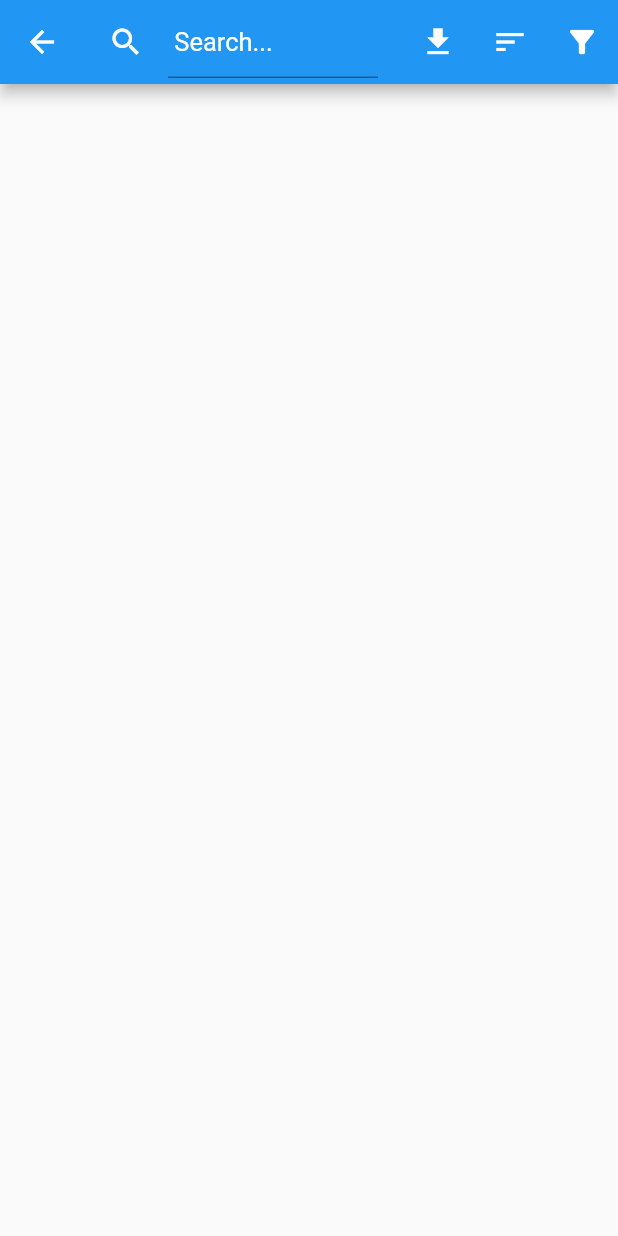
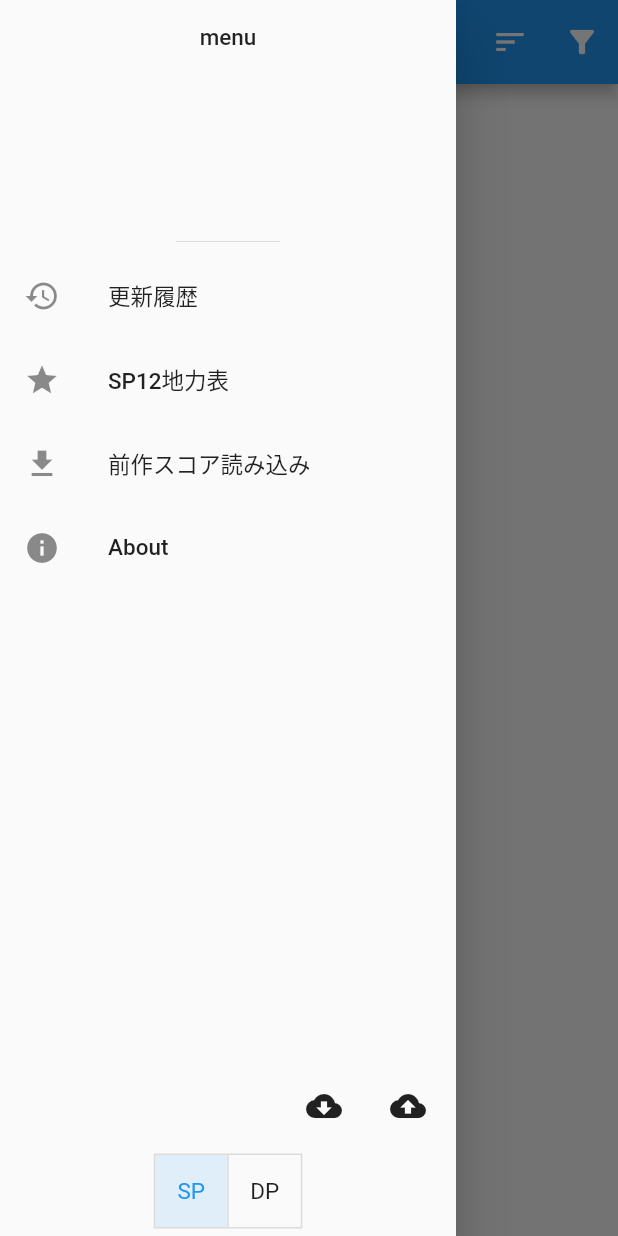
Before and after one commit to kmkmtrtr/derasika2, a Flutter app: the screen it shows after launch, with the side drawer open (before the commit the screen has no drawer), on a phone screen of 412 x 824 dp. Run offline on Flutter 3.47's test engine with Material 2 defaults, Android fonts, the phone set to English and light mode, and no system bars; our stand-ins replace auto_route, file_picker, flutter_hooks, freezed_annotation, hooks_riverpod, share_plus and 2 more; accounts and stored records are empty; network calls fail.

Commit message:
add drawer

```diff
--- /dev/null
+++ b/lib/data/model/play_mode.dart
@@ -0,0 +1 @@
+enum PlayMode { sp, dp }
--- a/lib/data/repository/score_repository.dart
+++ b/lib/data/repository/score_repository.dart
@@ -1,4 +1,5 @@
 import 'package:derasika2/data/db/score_data_source.dart';
+import 'package:derasika2/data/model/play_mode.dart';
 import 'package:derasika2/data/model/score_data.dart';
 import 'package:hooks_riverpod/hooks_riverpod.dart';
 
@@ -12,8 +13,8 @@ class ScoreRepository {
       _reader(scoreDataSourceProvider);
 
   Future<List<ScoreData>> getVersionScores(int version, String? where,
-      List<Object?>? whereArgs, String orderBy) async {
+      List<Object?>? whereArgs, String orderBy, PlayMode playMode) async {
     return await _scoreDataSource.fetchVersionScores(
-        version, where, whereArgs, orderBy);
+        version, where, whereArgs, orderBy, playMode);
   }
 }
--- /dev/null
+++ b/lib/ui/pages/home/home_drawer.dart
@@ -0,0 +1,126 @@
+import 'dart:io';
+import 'package:derasika2/data/model/play_mode.dart';
+import 'package:derasika2/ui/pages/home/home_view_model.dart';
+import 'package:file_picker/file_picker.dart';
+import 'package:flutter/cupertino.dart';
+import 'package:flutter/material.dart';
+import 'package:hooks_riverpod/hooks_riverpod.dart';
+import 'package:path/path.dart' as path;
+import 'package:path_provider/path_provider.dart';
+import 'package:share_plus/share_plus.dart';
+
+class HomeDrawer extends HookConsumerWidget {
+  HomeDrawer({Key? key}) : super(key: key);
+
+  @override
+  Widget build(BuildContext context, WidgetRef ref) {
+    final homeViewModel = ref.read(homeViewModelProvider);
+
+    return Drawer(
+      child: Column(
+        children: <Widget>[
+          _headerChild,
+          Expanded(
+            child: ListView(
+              children: <Widget>[
+                _getMenuItem(context, Icons.history, '更新履歴', '/updatelog'),
+                _getMenuItem(context, Icons.grade, 'SP12地力表', '/sp12tier'),
+                ListTile(
+                  leading: const Icon(Icons.file_download),
+                  title: const Text('前作スコア読み込み'),
+                  onTap: () {
+                    // Navigator.pop(context);
+                    // Navigator.of(context).push(
+                    // MaterialPageRoute(
+                    // builder: (BuildContext context) {
+                    // return WebViewArea(0, model.playMode);
+                    // },
+                    // fullscreenDialog: true),
+                    // );
+                  },
+                ),
+                aboutMenu,
+              ],
+            ),
+          ),
+          bottomButton,
+          Padding(
+            padding: const EdgeInsets.only(bottom: 5.0),
+            child: ToggleButtons(
+              children: const <Widget>[
+                Text('SP'),
+                Text('DP'),
+              ],
+              onPressed: (int index) {
+                ref
+                    .watch(homeViewModelProvider)
+                    .changeMode(index == 0 ? PlayMode.sp : PlayMode.dp);
+              },
+              isSelected: <bool>[
+                homeViewModel.playMode == PlayMode.sp,
+                homeViewModel.playMode == PlayMode.dp
+              ],
+            ),
+          )
+        ],
+      ),
+    );
+  }
+
+  final _headerChild = const DrawerHeader(
+    child: Text("menu"),
+  );
+
+  ListTile _getMenuItem(
+      BuildContext context, IconData icon, String s, String routeName) {
+    return ListTile(
+      leading: Icon(icon),
+      title: Text(s),
+      onTap: () {
+        // Navigator.pop(context);
+        // Navigator.of(context).pushNamed(routeName);
+      },
+    );
+  }
+
+  final aboutMenu = const AboutListTile(
+      child: Text("About"),
+      applicationName: "Derasika2",
+      applicationVersion: "v1.0.0",
+      applicationIcon: Icon(Icons.adb),
+      icon: Icon(Icons.info));
+
+  final bottomButton = ButtonBar(
+    children: <Widget>[
+      // CsvImportButton(),
+      IconButton(
+        icon: const Icon(Icons.cloud_download),
+        onPressed: () async {
+          final filePickResult =
+              await FilePicker.platform.pickFiles(type: FileType.any);
+          if (filePickResult == null || !filePickResult.isSinglePick) {
+            return;
+          }
+          final file = filePickResult.files.first;
+          final pickedFilePath = file.path;
+          if (!file.name.endsWith('.db') || pickedFilePath == null) {
+            return;
+          }
+          // dbチェックすること
+          final documentDirectory = await getApplicationDocumentsDirectory();
+          final dataDbPath = path.join(documentDirectory.path, 'data.db');
+          final db = File(dataDbPath);
+          await db.writeAsBytes(await File(pickedFilePath).readAsBytes());
+        },
+      ),
+      IconButton(
+        icon: const Icon(Icons.backup),
+        onPressed: () async {
+          final documentDirectory = await getApplicationDocumentsDirectory();
+          final targetPath = path.join(documentDirectory.path, 'data.db');
+          Share.shareFiles([targetPath]);
+        },
+      ),
+    ],
+  );
+}
--- a/lib/ui/pages/home/home_page.dart
+++ b/lib/ui/pages/home/home_page.dart
@@ -1,5 +1,6 @@
 import 'package:derasika2/data/model/score_data.dart';
 import 'package:derasika2/ui/component/loading_container.dart';
+import 'package:derasika2/ui/pages/home/home_drawer.dart';
 import 'package:derasika2/ui/pages/home/home_view_model.dart';
 import 'package:derasika2/ui/pages/home/score_tile.dart';
 import 'package:flutter/material.dart';
@@ -8,24 +9,23 @@ import 'package:hooks_riverpod/hooks_riverpod.dart';
 
 class HomePage extends HookConsumerWidget {
   HomePage({Key? key}) : super(key: key);
-  final GlobalKey<ScaffoldState> _scaffoldKey = GlobalKey<ScaffoldState>();
   final _scrollController = ScrollController();
   final _textFieldController = TextEditingController();
 
   @override
   Widget build(BuildContext context, WidgetRef ref) {
-    final homeViewModel = ref.read(homeViewModelProvider);
+    final homeViewModel = ref.watch(homeViewModelProvider);
     final snapshot = useFuture(useMemoized(homeViewModel.fetchScores, [
       homeViewModel.version,
       homeViewModel.where,
       homeViewModel.whereArgs,
-      homeViewModel.orderBy
+      homeViewModel.orderBy,
+      homeViewModel.playMode
     ]));
     final scoreList = List<ScoreData>.from(
         homeViewModel.scores.where((e) => e.modeType == 1));
     return Scaffold(
       appBar: AppBar(
-        key: _scaffoldKey,
         title: TextField(
           controller: _textFieldController,
           decoration: InputDecoration(
@@ -52,10 +52,6 @@ class HomePage extends HookConsumerWidget {
             _scrollController.jumpTo(0);
             ref.watch(homeViewModelProvider).changeFilterQuery(s);
           },
-        ),
-        leading: IconButton(
-          icon: const Icon(Icons.arrow_back),
-          onPressed: () {},
         ),
         actions: [
           IconButton(icon: const Icon(Icons.download), onPressed: () {}),
@@ -86,15 +82,7 @@ class HomePage extends HookConsumerWidget {
           ),
         ),
       ),
-      // drawer: HomeDrawer(),
-      // floatingActionButton: snapshot.connectionState == ConnectionState.done
-      //     ? FloatingActionButton(
-      //         onPressed: () async {
-      //           ref.watch(homeViewModelProvider).changeVersion();
-      //         },
-      //         child: const Icon(Icons.change_circle_outlined),
-      //       )
-      //     : null,
+      drawer: HomeDrawer(),
     );
   }
 }
```
Also changed, not shown: lib/data/db/score_data_source.dart (+6 -5 lines), lib/ui/pages/home/home_view_model.dart (+12 -7 lines).
